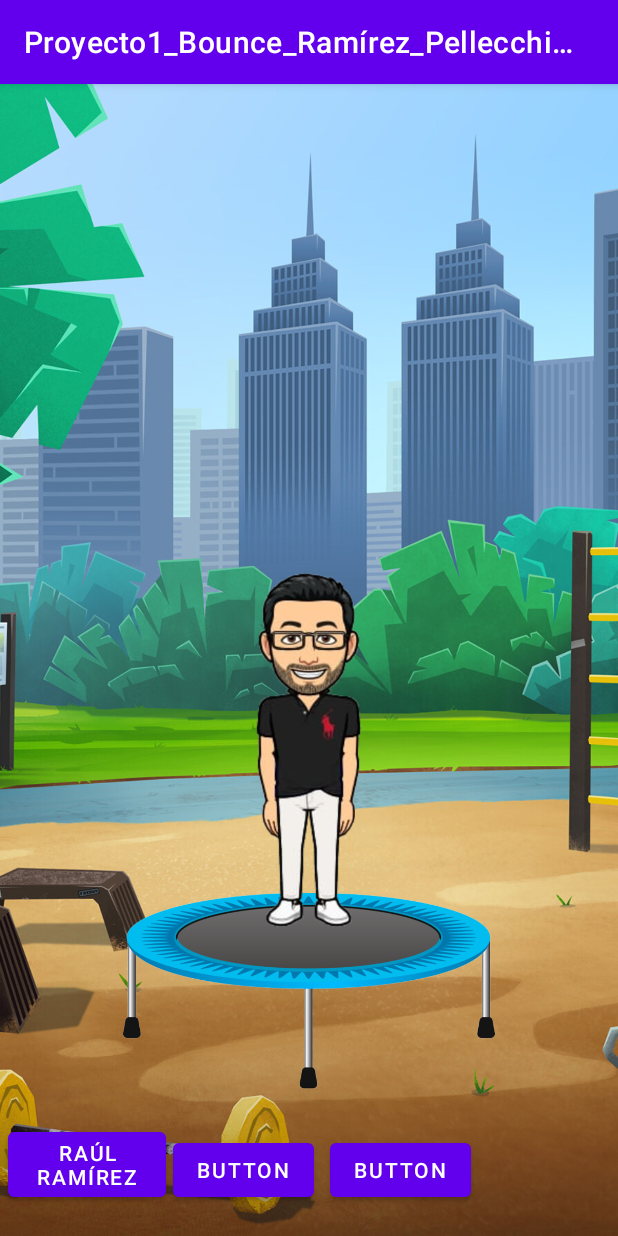
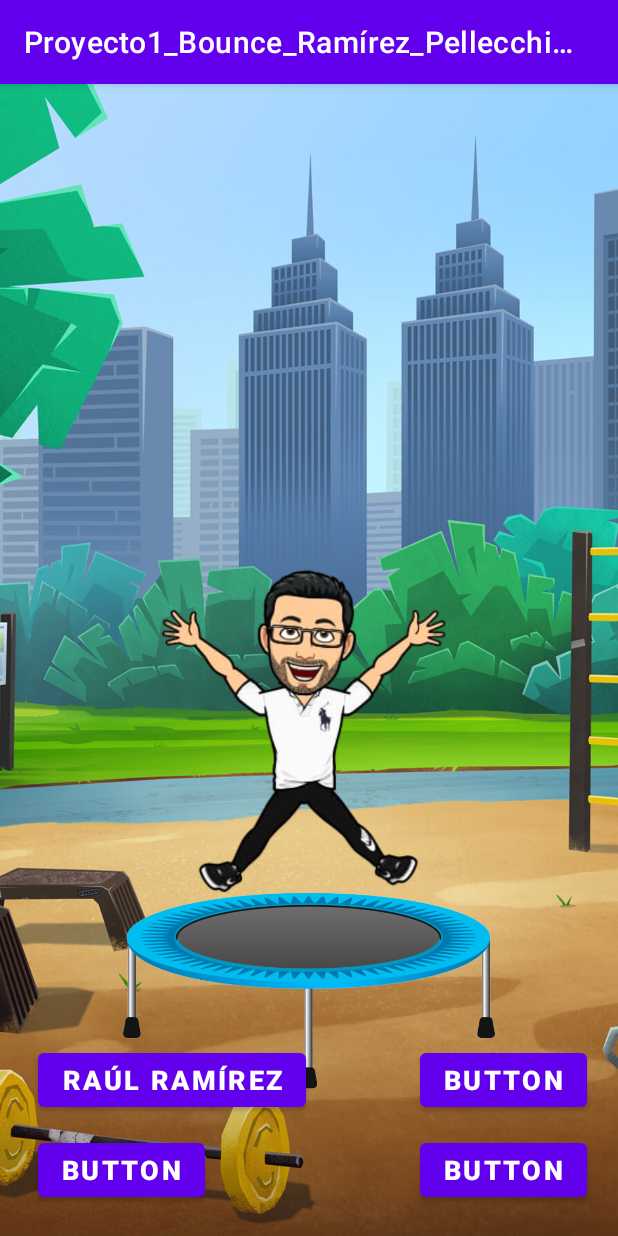
Before and after one commit to rramirez17/proyecto1bounce, an Android app: the screen it shows after launch (MainActivity), after a tap on "RAÚL RAMÍREZ", on a phone screen of 412 x 824 dp. Run offline under Robolectric (Android 15) with nearby library versions, the phone set to English and light mode, and no system bars.

Commit message:
Se agregó la animación completa para el personaje Raul

```diff
--- a/app/src/main/java/com/example/proyecto1_bounce_ramrez_pellecchia_gonzlez_camarena/MainActivity.java
+++ b/app/src/main/java/com/example/proyecto1_bounce_ramrez_pellecchia_gonzlez_camarena/MainActivity.java
@@ -3,6 +3,7 @@ package com.example.proyecto1_bounce_ramrez_pellecchia_gonzlez_camarena;
 import androidx.appcompat.app.AppCompatActivity;
 
 import android.os.Bundle;
+import android.os.Handler;
 import android.view.View;
 import android.view.animation.Animation;
 import android.view.animation.AnimationUtils;
@@ -28,8 +29,33 @@ public class MainActivity extends AppCompatActivity {
         button1.setOnClickListener(new View.OnClickListener() {
             @Override
             public void onClick(View view) {
-                Animation animation = AnimationUtils.loadAnimation(getApplicationContext(),R.animati);
-                imageView.startAnimation(animation);
+                imageView.setImageResource(R.drawable.bounce_raul_1);
+                Handler handler = new Handler();
+                handler.postDelayed(new Runnable() {
+                    public void run() {
+                        imageView.setImageResource(R.drawable.bounce_raul_2);
+                        Animation bounce_up = AnimationUtils.loadAnimation(getApplicationContext(),R.anim.bounce_up);
+                        imageView.startAnimation(bounce_up);
+                        Handler handler = new Handler();
+                        handler.postDelayed(new Runnable() {
+                            public void run() {
+                                imageView.setImageResource(R.drawable.bounce_raul_3);
+                                Animation bounce_down = AnimationUtils.loadAnimation(getApplicationContext(),R.anim.bounce_down);
+                                imageView.startAnimation(bounce_down);
+                                Handler handler = new Handler();
+                                handler.postDelayed(new Runnable() {
+                                    public void run() {
+                                        Animation get_off_trampoline = AnimationUtils.loadAnimation(getApplicationContext(),R.anim.get_off_trampoline);
+                                        imageView.startAnimation(get_off_trampoline);
+                                        imageView.setImageResource(R.drawable.bounce_raul_4);
+                                    }
+                                }, 1700);
+                            }
+                        }, 850);
+                    }
+                }, 700);
+
+
             }
         });
     }
--- /dev/null
+++ b/app/src/main/res/anim/bounce_down.xml
@@ -0,0 +1,13 @@
+<?xml version="1.0" encoding="utf-8"?>
+<set xmlns:android="http://schemas.android.com/apk/res/android"
+    android:fillAfter="true"
+    android:interpolator="@android:anim/bounce_interpolator">
+
+    <translate
+        android:toYDelta="25%"
+        android:fromYDelta="-30%"
+        android:duration="2000"
+        >
+    </translate>
+
+</set>
--- /dev/null
+++ b/app/src/main/res/anim/bounce_up.xml
@@ -0,0 +1,13 @@
+<?xml version="1.0" encoding="utf-8"?>
+<set xmlns:android="http://schemas.android.com/apk/res/android"
+    android:fillAfter="true">
+
+    <translate
+        android:fromYDelta="0%"
+        android:toYDelta="-30%"
+        android:duration="700"
+        android:startOffset="10"
+        >
+    </translate>
+
+</set>
--- /dev/null
+++ b/app/src/main/res/anim/get_off_trampoline.xml
@@ -0,0 +1,10 @@
+<?xml version="1.0" encoding="utf-8"?>
+<set xmlns:android="http://schemas.android.com/apk/res/android">
+    <translate
+        android:toYDelta="0%"
+        android:fromYDelta="25%"
+        android:duration="0"
+        >
+    </translate>
+
+</set>
--- a/app/src/main/res/layout/activity_main.xml
+++ b/app/src/main/res/layout/activity_main.xml
@@ -33,25 +33,27 @@
 
     <Button
         android:id="@+id/button"
-        android:layout_width="105dp"
+        android:layout_width="wrap_content"
         android:layout_height="wrap_content"
         android:layout_alignParentBottom="true"
-        android:layout_marginLeft="5dp"
-        android:layout_marginBottom="20dp"
-
+        android:layout_marginLeft="25dp"
+        android:layout_marginBottom="80dp"
         android:color="@color/black"
         android:text="@string/button1"
         android:textColor="@color/white"
-        app:iconTint="#FFC107" />
+        android:textSize="18sp"
+        android:textStyle="bold"/>
 
     <Button
         android:id="@+id/button2"
         android:layout_width="wrap_content"
         android:layout_height="wrap_content"
         android:layout_alignParentBottom="true"
-        android:layout_marginLeft="115dp"
+        android:layout_marginLeft="25dp"
         android:layout_marginBottom="20dp"
-        android:text="Button" />
+        android:text="Button"
+        android:textSize="18dp"
+        android:textStyle="bold"/>
 
 
 
@@ -60,9 +62,22 @@
         android:layout_width="wrap_content"
         android:layout_height="wrap_content"
         android:layout_alignParentBottom="true"
-        android:layout_marginLeft="220dp"
+        android:layout_marginLeft="280dp"
         android:layout_marginBottom="20dp"
-        android:text="Button" />
+        android:text="Button"
+        android:textSize="18dp"
+        android:textStyle="bold"/>
+
+    <Button
+        android:id="@+id/button4"
+        android:layout_width="wrap_content"
+        android:layout_height="wrap_content"
+        android:layout_alignParentBottom="true"
+        android:layout_marginLeft="280dp"
+        android:layout_marginBottom="80dp"
+        android:text="Button"
+        android:textSize="18dp"
+        android:textStyle="bold"/>
 
 
 </RelativeLayout>
```
Also changed, not shown: app/src/main/res/animations/test.txt (deleted), app/src/main/res/drawable/bounce__raul_2.png (deleted), app/src/main/res/drawable/bounce__raul_3.png (deleted), app/src/main/res/drawable/bounce_raul_1.png, app/src/main/res/drawable/bounce_raul_2.png (added), app/src/main/res/drawable/bounce_raul_3.png (added), app/src/main/res/drawable/bounce_raul_4.png (added).
